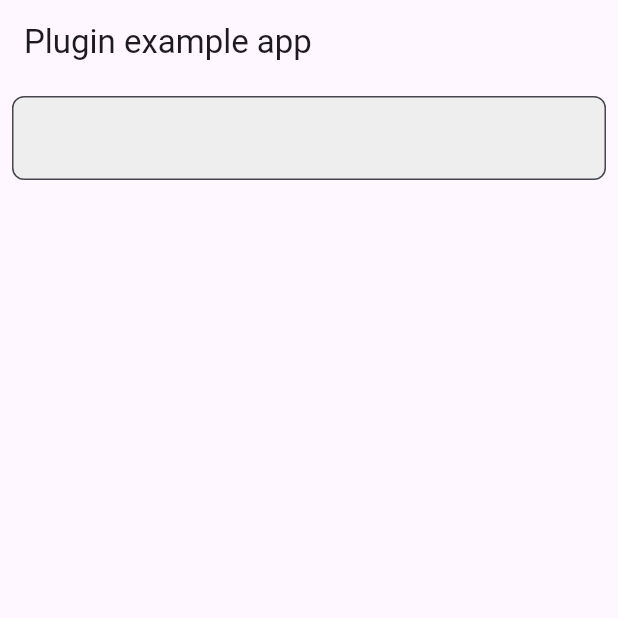
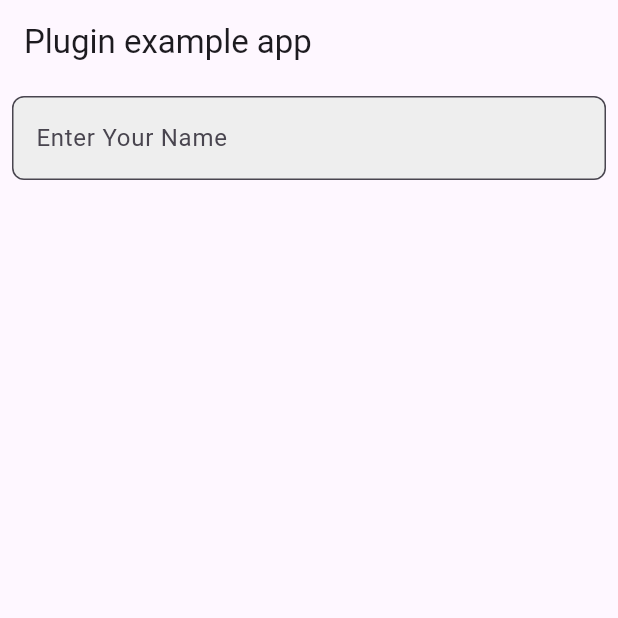
Before and after one commit to moon-flutter2/text_box_field, a Flutter app: the screen it shows after launch, on a phone screen of 412 x 824 dp, the top half of it. Run offline on Flutter 3.47's test engine with Material 3 defaults, Android fonts, the phone set to English and light mode, and no system bars; our stand-ins replace plugin_platform_interface, web.

Commit message:
minor change

```diff
--- a/lib/text_box_field.dart
+++ b/lib/text_box_field.dart
@@ -7,6 +7,6 @@ import 'text_box_field_platform_interface.dart';
 
 class TextBoxField {
   CommonTextField getPlatformVersion({required TextEditingController controller,required String labelText,required String hintText}) {
-    return CommonTextField();
+    return CommonTextField(controller: controller,hintText: hintText,);
   }
 }
```
